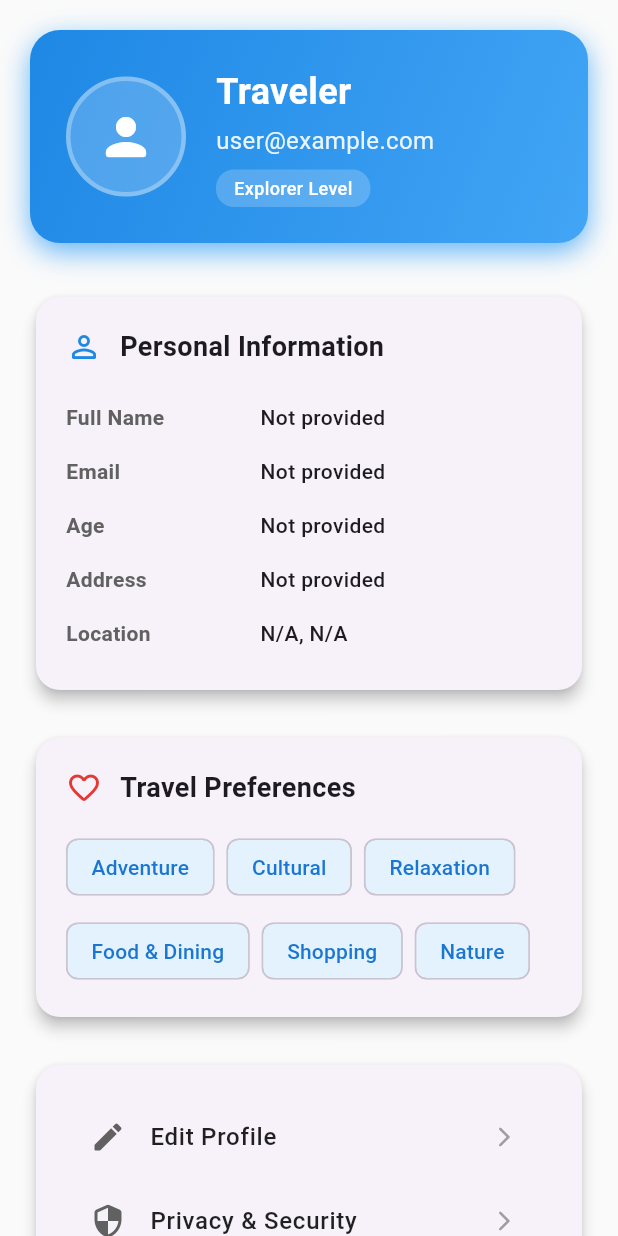
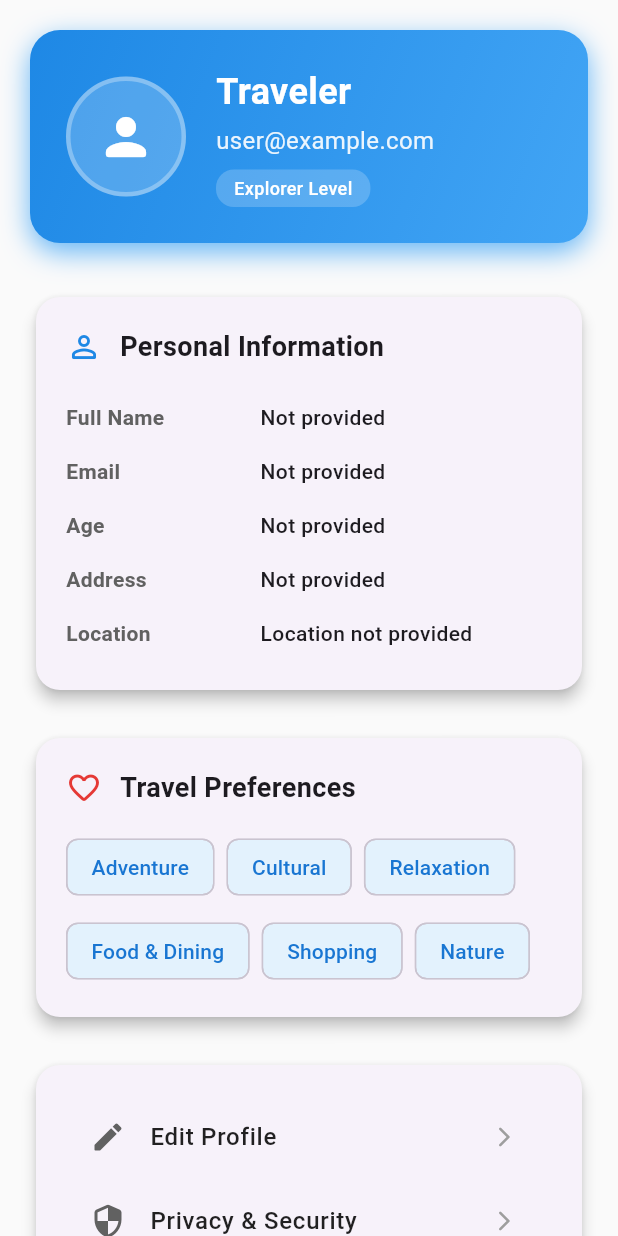
Before and after one commit to vedika48/TRIPHACK-Secure-Travel-Planning-Platform, a Flutter app: the ProfileScreen screen opened directly, on a phone screen of 412 x 824 dp. Run offline on Flutter 3.47's test engine with Material 3 defaults, Android fonts, the phone set to English and light mode, and no system bars; our stand-ins replace cloud_firestore, dio, firebase_auth, firebase_core, flutter_secure_storage, geolocator and 3 more; missing offline and left inert: flutter_facebook_auth; accounts and stored records are empty.

Commit message:
Edit files

```diff
--- a/lib/models/user.dart
+++ b/lib/models/user.dart
@@ -10,6 +10,7 @@ class UserModel {
   final double longitude;
   final DateTime? createdAt;
   final DateTime? updatedAt;
+  final String? photoUrl;
 
   UserModel({
     required this.uid,
@@ -21,6 +22,7 @@ class UserModel {
     required this.longitude,
     this.createdAt,
     this.updatedAt,
+    this.photoUrl,
   });
 
   factory UserModel.fromMap(Map<String, dynamic> map) {
@@ -28,12 +30,13 @@ class UserModel {
       uid: map['uid'] ?? '',
       name: map['name'] ?? '',
       email: map['email'] ?? '',
-      age: map['age'] ?? 0,
+      age: map['age'] != null && map['age'] != '' ? (map['age'] is int ? map['age'] : int.tryParse(map['age'].toString()) ?? 0) : 0,
       address: map['address'] ?? '',
       latitude: (map['latitude'] ?? 0.0).toDouble(),
       longitude: (map['longitude'] ?? 0.0).toDouble(),
       createdAt: map['createdAt'] != null ? (map['createdAt'] as Timestamp).toDate() : null,
       updatedAt: map['updatedAt'] != null ? (map['updatedAt'] as Timestamp).toDate() : null,
+      photoUrl: map['photoUrl'],
     );
   }
 
@@ -53,6 +56,7 @@ class UserModel {
       'longitude': longitude,
       'createdAt': createdAt,
       'updatedAt': updatedAt,
+      'photoUrl': photoUrl,
     };
   }
 }
--- a/lib/providers/auth_provider.dart
+++ b/lib/providers/auth_provider.dart
@@ -45,7 +45,7 @@ class AuthProvider with ChangeNotifier {
       }
       _isLoading = false;
       notifyListeners();
-      return false;
+      rethrow;
     }
   }
 
@@ -172,7 +172,7 @@ class AuthProvider with ChangeNotifier {
           'uid': firebaseUser.uid,
           'name': userName,
           'email': userEmail ?? '',
-          'age': '',
+          'age': 0,
           'address': '',
           'latitude': 0.0,
           'longitude': 0.0,
@@ -270,7 +270,7 @@ class AuthProvider with ChangeNotifier {
       }
       _isLoading = false;
       notifyListeners();
-      return false;
+      rethrow;
     }
   }
 
--- a/lib/providers/trip_provider.dart
+++ b/lib/providers/trip_provider.dart
@@ -1,4 +1,3 @@
-// providers/trip_planning_provider.dart
 import 'package:flutter/foundation.dart';
 import 'package:cloud_firestore/cloud_firestore.dart';
 import '../models/trip_plan.dart';
@@ -6,6 +5,8 @@ import '../services/firebase_service.dart';
 
 class TripPlanningProvider with ChangeNotifier {
   TripDetails _tripDetails = TripDetails(
+    source: '',
+    destination: '',
     startDate: DateTime.now(),
     endDate: DateTime.now().add(const Duration(days: 1)),
   );
@@ -27,7 +28,7 @@ class TripPlanningProvider with ChangeNotifier {
   TripPlan get currentTripPlan {
     return TripPlan(
       id: DateTime.now().millisecondsSinceEpoch.toString(),
-      userId: 'current_user_id', // This should come from auth provider
+      userId: 'current_user_id',
       details: _tripDetails,
       flight: _selectedFlight,
       hotel: _selectedHotel,
@@ -86,7 +87,6 @@ class TripPlanningProvider with ChangeNotifier {
       setLoading(true);
       final tripPlan = currentTripPlan;
       await _firebaseService.saveTripPlan(tripPlan);
-      // Clear selections after saving
       clearSelections();
     } catch (e) {
       rethrow;
--- a/lib/screens/profile/profile_screen.dart
+++ b/lib/screens/profile/profile_screen.dart
@@ -65,12 +65,20 @@ class ProfileScreen extends StatelessWidget {
               color: Colors.white.withOpacity(0.2),
               shape: BoxShape.circle,
               border: Border.all(color: Colors.white.withOpacity(0.3), width: 3),
+              image: user?.photoUrl != null && user!.photoUrl!.isNotEmpty
+                  ? DecorationImage(
+                      image: NetworkImage(user.photoUrl!),
+                      fit: BoxFit.cover,
+                    )
+                  : null,
             ),
-            child: Icon(
-              Icons.person_rounded,
-              size: 40,
-              color: Colors.white,
-            ),
+            child: user?.photoUrl == null || user!.photoUrl!.isEmpty
+                ? const Icon(
+                    Icons.person_rounded,
+                    size: 40,
+                    color: Colors.white,
+                  )
+                : null,
           ),
           const SizedBox(width: 20),
           Expanded(
@@ -142,10 +150,12 @@ class ProfileScreen extends StatelessWidget {
             const SizedBox(height: 16),
             _buildInfoRow('Full Name', user?.name ?? 'Not provided'),
             _buildInfoRow('Email', user?.email ?? 'Not provided'),
-            _buildInfoRow('Age', user?.age.toString() ?? 'Not provided'),
-            _buildInfoRow('Address', user?.address ?? 'Not provided'),
+            _buildInfoRow('Age', user != null && user.age > 0 ? user.age.toString() : 'Not provided'),
+            _buildInfoRow('Address', user != null && user.address.isNotEmpty ? user.address : 'Not provided'),
             _buildInfoRow('Location',
-                '${user?.latitude?.toStringAsFixed(4) ?? 'N/A'}, ${user?.longitude?.toStringAsFixed(4) ?? 'N/A'}'),
+                user != null && (user.latitude != 0.0 || user.longitude != 0.0)
+                    ? '${user.latitude.toStringAsFixed(4)}, ${user.longitude.toStringAsFixed(4)}'
+                    : 'Location not provided'),
           ],
         ),
       ),
```
Also changed, not shown: analyze_out.txt (added, +49 -0 lines), lib/models/trip_plan.dart (+3 -5 lines), lib/screens/auth/login_screen.dart (+19 -0 lines), lib/screens/auth/register_screen.dart (+7 -0 lines), lib/screens/home/trip_plan_screen.dart (+9 -5 lines), pubspec.yaml (+12 -12 lines), pubspec.lock, 4 other files.
